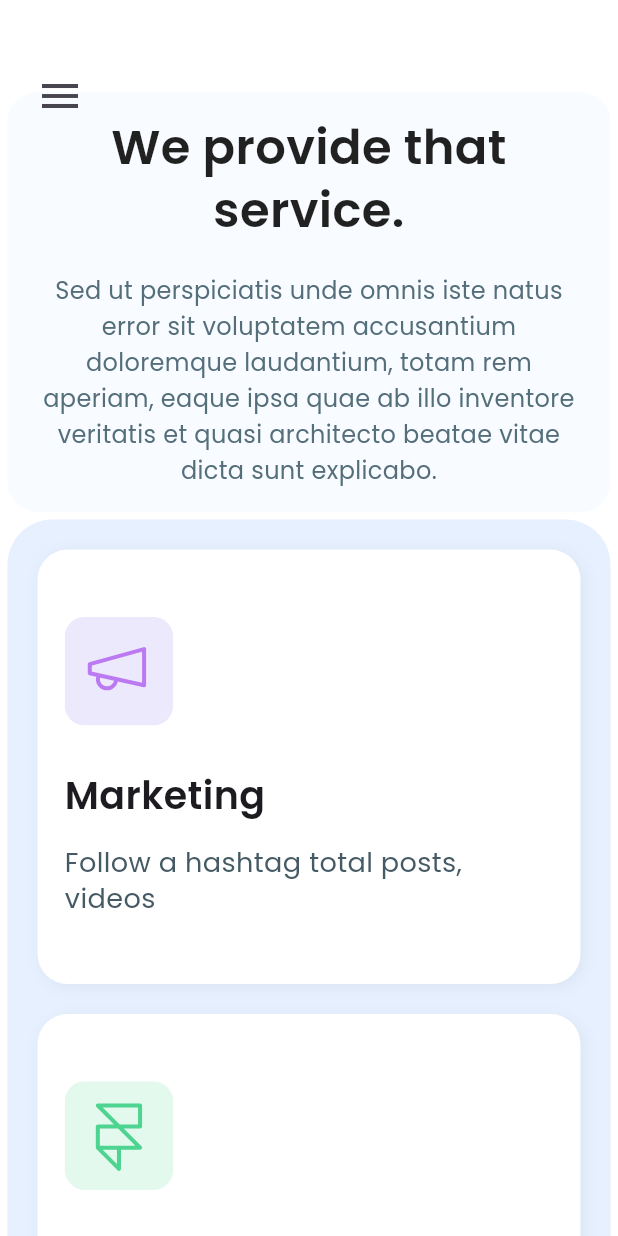
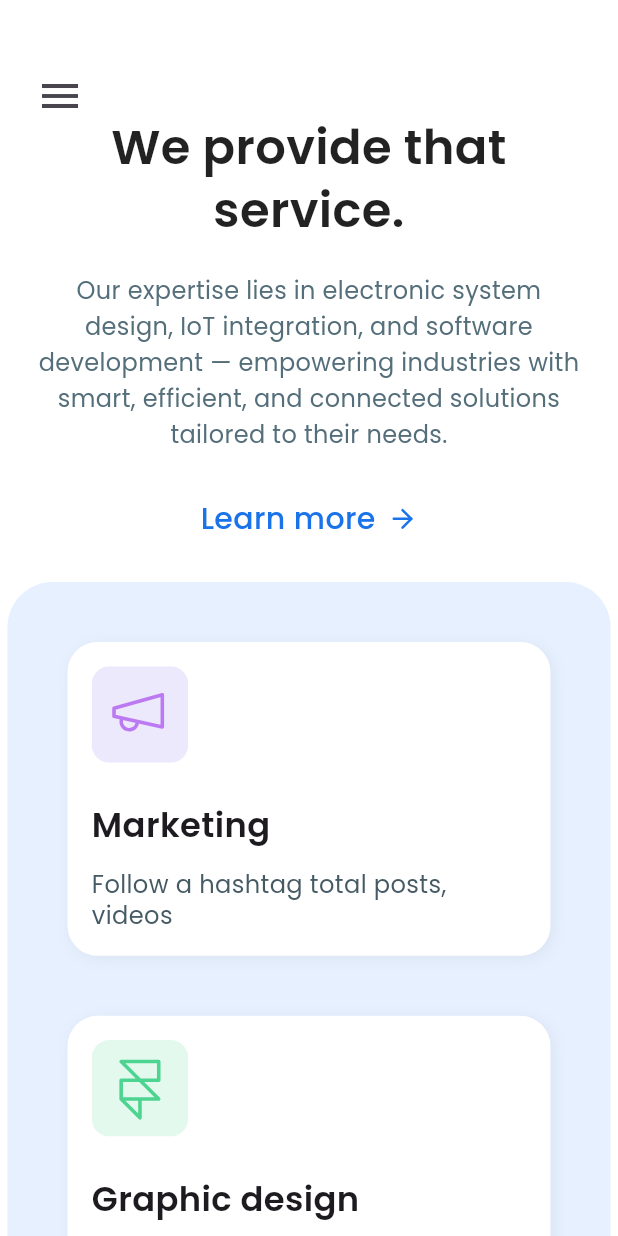
Before and after one commit to embeddedshiv/erpSoftware, a Flutter app: the screen it shows after launch, scrolled down 2880 dp, on a phone screen of 412 x 824 dp. Run offline on Flutter 3.47's test engine with Material 3 defaults, Android fonts, the phone set to English and light mode, and no system bars; our stand-ins replace flutter_svg, google_fonts.

Commit message:
just commint

```diff
--- a/front-end/app/lib/screens/home/provide/provide_screen.dart
+++ b/front-end/app/lib/screens/home/provide/provide_screen.dart
@@ -10,22 +10,22 @@ class ProvideScreen extends StatelessWidget {
     final List<Map<String, String>> aboutData = [
       {
         "imgSrc": "assets/images/provide/marketing.svg",
-        "country": "Marketing",
+        "service": "Marketing",
         "paragraph": "Follow a hashtag total posts, videos",
       },
       {
         "imgSrc": "assets/images/provide/graphic.svg",
-        "country": "Graphic design",
+        "service": "Graphic design",
         "paragraph": "Follow a hashtag total posts, videos",
       },
       {
         "imgSrc": "assets/images/provide/heaking.svg",
-        "country": "Heaking",
+        "service": "Heaking",
         "paragraph": "Follow a hashtag total posts, videos",
       },
       {
         "imgSrc": "assets/images/provide/uidesign.svg",
-        "country": "UI/UX Design",
+        "service": "UI/UX Design",
         "paragraph": "Follow a hashtag total posts, videos",
       },
     ];
@@ -41,11 +41,11 @@ class ProvideScreen extends StatelessWidget {
         // -----------------------------
         final mainLayout = calculateAdaptiveLayout(
           screenWidth,
-          550,
+          650,
           2, // 2 columns (text + cards)
           5,
           0.8,
-          500,
+          600,
         );
 
         debugPrint(
@@ -61,11 +61,11 @@ class ProvideScreen extends StatelessWidget {
         // -----------------------------
         final cardLayout = calculateAdaptiveLayout(
           container2Width,
-          350,
+          400,
           2, // default 2 columns
-          20,
+          40,
           0.8,
-          350,
+          400,
         );
 
         debugPrint(
@@ -93,9 +93,11 @@ class ProvideScreen extends StatelessWidget {
                   // -----------------------------
                   Container(
                     width: mainLayout.itemWidth,
+                    height: mainLayout.itemHeight,
+                    alignment: Alignment.center,
                     padding: const EdgeInsets.all(16),
                     decoration: BoxDecoration(
-                      color: const Color(0xFFF8FBFF),
+                      color: Colors.white,
                       borderRadius: BorderRadius.circular(20),
                     ),
                     child: Column(
@@ -117,10 +119,7 @@ class ProvideScreen extends StatelessWidget {
                         ),
                         const SizedBox(height: 20),
                         Text(
-                          "Sed ut perspiciatis unde omnis iste natus error sit voluptatem "
-                          "accusantium doloremque laudantium, totam rem aperiam, eaque ipsa "
-                          "quae ab illo inventore veritatis et quasi architecto beatae vitae "
-                          "dicta sunt explicabo.",
+                          "Our expertise lies in electronic system design, IoT integration, and software development — empowering industries with smart, efficient, and connected solutions tailored to their needs.",
                           textAlign: isMobile
                               ? TextAlign.center
                               : TextAlign.start,
@@ -128,6 +127,35 @@ class ProvideScreen extends StatelessWidget {
                             fontSize: isMobile ? 16 : 18,
                             color: Colors.blueGrey[600],
                             height: 1.5,
+                          ),
+                        ),
+                        const SizedBox(height: 30),
+                        InkWell(
+                          onTap: () {},
+                          child: Row(
+                            mainAxisAlignment: isMobile
+                                ? MainAxisAlignment.center
+                                : MainAxisAlignment.start,
+                            children: [
+                              const Text(
+                                "Learn more",
+                                style: TextStyle(
+                                  fontSize: 20,
+                                  fontWeight: FontWeight.w500,
+                                  color: Color(0xFF1A73E8),
+                                ),
+                              ),
+                              const SizedBox(width: 8),
+                              SvgPicture.asset(
+                                "assets/images/provide/arrow.svg",
+                                width: 20,
+                                height: 20,
+                                colorFilter: const ColorFilter.mode(
+                                  Color(0xFF1A73E8),
+                                  BlendMode.srcIn,
+                                ),
+                              ),
+                            ],
                           ),
                         ),
                       ],
@@ -150,11 +178,11 @@ class ProvideScreen extends StatelessWidget {
                       alignment: WrapAlignment.start,
                       children: aboutData.map((item) {
                         debugPrint(
-                          "🧩 [CARD] '${item['country']}' | width=${cardLayout.itemWidth}, height=${cardLayout.itemHeight}",
+                          "🧩 [CARD] '${item['service']}' | width=${cardLayout.itemWidth}, height=${cardLayout.itemHeight}",
                         );
                         return Container(
                           width: cardLayout.itemWidth,
-                          height: cardLayout.itemHeight,
+                          //height: cardLayout.itemHeight,
                           padding: EdgeInsets.all(cardLayout.itemWidth * 0.05),
                           decoration: BoxDecoration(
                             color: Colors.white,
@@ -177,22 +205,20 @@ class ProvideScreen extends StatelessWidget {
                               ),
                               SizedBox(height: cardLayout.itemHeight * 0.1),
                               Text(
-                                item["country"]!,
+                                item["service"]!,
                                 style: TextStyle(
                                   fontSize: cardLayout.itemWidth * 0.07,
                                   fontWeight: FontWeight.w600,
                                 ),
                               ),
                               SizedBox(height: cardLayout.itemHeight * 0.05),
-                              Flexible(
-                                child: Text(
+                              Text(
                                 item["paragraph"]!,
                                 softWrap: true,
                                 style: TextStyle(
                                   fontSize: cardLayout.itemWidth * 0.05,
                                   color: Colors.blueGrey[700],
                                   height: 1.3,
-                                  ),
                                 ),
                               ),
                             ],
--- a/front-end/app/lib/screens/utils/adaptive_layout.dart
+++ b/front-end/app/lib/screens/utils/adaptive_layout.dart
@@ -37,14 +37,12 @@ AdaptiveLayout calculateAdaptiveLayout(
     double addedPerItem = remainingWidth / crossAxisCount;
     itemWidth = maxItemWidth + addedPerItem;
     itemHeight = itemWidth * aspectRatio;
-    debugPrint("CASE A ${itemWidth}");
   }
   // Case B: Shrink (within shrinkLimit)
   else if (totalWidth > screenWidth) {
     double requiredReduction = totalWidth - screenWidth;
     double reductionPerItem = requiredReduction / crossAxisCount;
     itemWidth = maxItemWidth - reductionPerItem;
-    debugPrint("CASE B sub part ${itemWidth}");
     // Case B: two column
     if (itemWidth < (maxItemWidth * shrinkLimit) &&
         screenWidth > (maxItemWidth * 2)) {
@@ -55,7 +53,6 @@ AdaptiveLayout calculateAdaptiveLayout(
       double remainingWidth =
           screenWidth - (maxItemWidth * crossAxisCount) - spacing;
       itemWidth = maxItemWidth + (remainingWidth / crossAxisCount);
-      debugPrint("CASE B inside ${itemWidth}");
     }
     // Case B: single column
     else if (itemWidth < (maxItemWidth * shrinkLimit)) {
@@ -63,7 +60,6 @@ AdaptiveLayout calculateAdaptiveLayout(
       itemWidth = screenWidth - (maxSpace * 2);
     }
     itemHeight = itemWidth * aspectRatio;
-    debugPrint("CASE B final ${itemWidth}");
   }
 
   return AdaptiveLayout(
```
Lines whose indentation alone changed are shown as unchanged.
